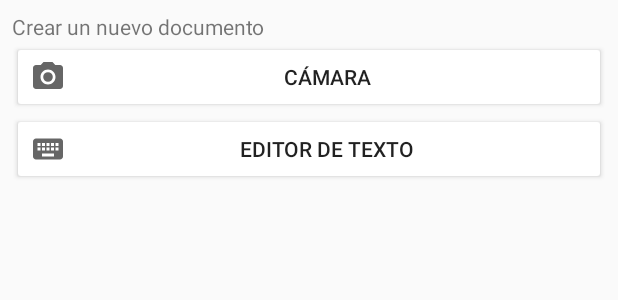
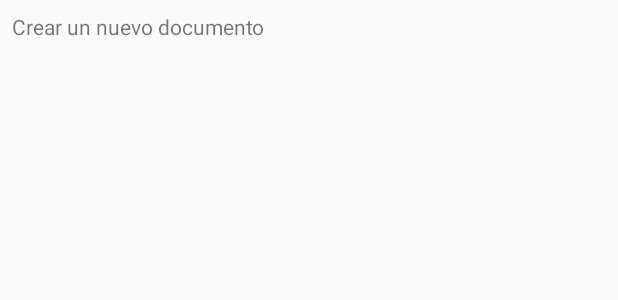
Before and after one commit to JMonrealZ/pdfPrime, an Android app: the layout bottom_sheet_new_doc.xml on its own in the app's theme, with its tools: preview values and no code run, on a phone screen of 412 x 824 dp. Shown: the top 300 px of the screen. Run offline under Robolectric (Android 15) with nearby library versions, the light colour scheme and no system bars.

Commit message:
adding bottom sheet menu to use it in navigation

```diff
--- /dev/null
+++ b/app/src/main/java/com/example/pdfprime/presentation/bottomSheetMenus/NewDocInterface.kt
@@ -0,0 +1,6 @@
+package com.example.pdfprime.presentation.bottomSheetMenus
+
+interface NewDocInterface {
+    fun newDocCamera()
+    fun newDocText()
+}
--- a/app/src/main/res/layout/bottom_sheet_new_doc.xml
+++ b/app/src/main/res/layout/bottom_sheet_new_doc.xml
@@ -15,7 +15,12 @@
         android:layout_width="match_parent"
         android:layout_height="wrap_content"/>
 
-<!--    <LinearLayout-->
+    <androidx.recyclerview.widget.RecyclerView
+        android:id="@+id/rvOptions"
+        android:layout_width="match_parent"
+        android:layout_height="wrap_content" />
+
+    <!--    <LinearLayout-->
 <!--        android:id="@+id/llNewDocCamera"-->
 <!--        android:layout_width="match_parent"-->
 <!--        android:layout_height="wrap_content"-->
@@ -29,20 +34,20 @@
 <!--    </LinearLayout>-->
 
 
-    <Button
-        android:id="@+id/btnNewDocCam"
-        android:layout_width="match_parent"
-        android:layout_height="wrap_content"
-        android:text="@string/titleButtonNewDocCam"
-        android:drawableStart="@drawable/ic_camera_24"
-        android:backgroundTint="@android:color/white"/>
+<!--    <Button-->
+<!--        android:id="@+id/btnNewDocCam"-->
+<!--        android:layout_width="match_parent"-->
+<!--        android:layout_height="wrap_content"-->
+<!--        android:text="@string/titleButtonNewDocCam"-->
+<!--        android:drawableStart="@drawable/ic_camera_24"-->
+<!--        android:backgroundTint="@android:color/white"/>-->
 
-    <Button
-        android:id="@+id/btnNewDocTxt"
-        android:layout_width="match_parent"
-        android:layout_height="wrap_content"
-        android:text="@string/titleButtonNewDocTxt"
-        android:drawableStart="@drawable/ic_keyboard_24"
-        android:backgroundTint="@android:color/white"/>
+<!--    <Button-->
+<!--        android:id="@+id/btnNewDocTxt"-->
+<!--        android:layout_width="match_parent"-->
+<!--        android:layout_height="wrap_content"-->
+<!--        android:text="@string/titleButtonNewDocTxt"-->
+<!--        android:drawableStart="@drawable/ic_keyboard_24"-->
+<!--        android:backgroundTint="@android:color/white"/>-->
 
 </LinearLayout>
--- a/app/src/main/res/values/dimen.xml
+++ b/app/src/main/res/values/dimen.xml
@@ -5,4 +5,7 @@
 
     <!--Navigation drawer-->
     <dimen name="navDrawerTitle">25sp</dimen>
+
+    <!--Bottom sheet dialog fragment menu-->
+    <dimen name="imgSizeSquareBS">40dp</dimen>
 </resources>
```
Also changed, not shown: app/src/main/java/com/example/pdfprime/App.kt (+12 -0 lines), app/src/main/java/com/example/pdfprime/MainActivity.kt (+13 -1 lines), app/src/main/java/com/example/pdfprime/presentation/bottomSheetMenus/BottomSheetNewDoc.kt (+26 -2 lines), app/src/main/java/com/example/pdfprime/presentation/bottomSheetMenus/BottomSheetOption.kt (added, +7 -0 lines), app/src/main/java/com/example/pdfprime/presentation/bottomSheetMenus/OptionBSRecyclerViewAdapter.kt (added, +43 -0 lines), app/src/main/java/com/example/pdfprime/presentation/myDocuments/DocumentFrag.kt (+7 -4 lines), app/src/main/res/layout/bottom_sheet_item_list.xml (added, +32 -0 lines), app/src/main/res/navigation/nav_graph.xml (+9 -4 lines).
